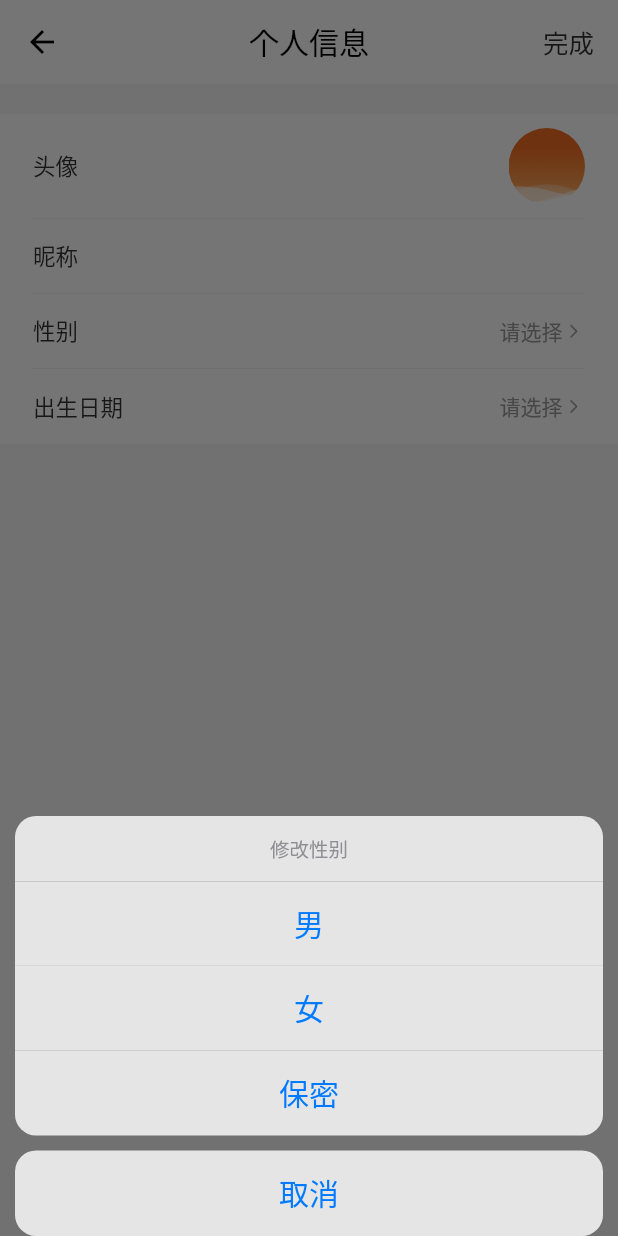
After one commit to YangtaoWang/iea_flutter, a Flutter app: the MyInfoPage screen opened by its route, after a tap on "性别", on a phone screen of 412 x 824 dp. The commit adds this screen. Run offline on Flutter 3.47's test engine with Material 2 defaults, Android fonts, the light colour scheme and no system bars; our stand-ins replace chewie, convert, dio, extended_image, flutter_html, flutter_redux and 6 more; missing offline and left inert: flutter_cupertino_date_picker, flutter_downloader, throttling; accounts and stored records are empty; network calls fail; statements that could not run were skipped.

Commit message:
个人信息未完，隐私政策暂时完成

```diff
--- a/lib/main.dart
+++ b/lib/main.dart
@@ -37,7 +37,8 @@ class MyApp extends StatelessWidget {
       child: MaterialApp(
         title: 'Material App',
         theme: ThemeData(
-          primarySwatch: Colors.blue
+          primarySwatch: Colors.blue,
+          scaffoldBackgroundColor: Colors.white
         ),
         home: HomePage(title: 'iea'),
         routes: routes,
--- a/lib/provider/base/network_config.dart
+++ b/lib/provider/base/network_config.dart
@@ -47,4 +47,10 @@ class NetworkConfig {
   static final Map<String, String> settingPageApi = {
     'logout': 'http://172.18.70.102:8200/sunlands-app-api/logout'
   };
+  static final Map<String, String> myInfoPageApi = {
+    'changeUserInfo': 'http://172.18.70.102:8200/sunlands-app-api/login/updateUserInformation'
+  };
+  static final Map<String, String> policyPageApi = {
+    'getPolicy': 'http://172.18.70.102:8200/sunlands-app-api/appRelated/getAgreement'
+  };
 }
--- a/lib/router/index.dart
+++ b/lib/router/index.dart
@@ -7,6 +7,8 @@ import 'package:iea/screens/loginPage/login_page.dart';
 import 'package:iea/screens/settingPage/setting_page.dart';
 import 'package:iea/screens/myPage/my_page.dart';
 import 'package:iea/screens/courseDetailPage/courseDetail_page.dart';
+import 'package:iea/screens/myInfoPage/myInfo_page.dart';
+import 'package:iea/screens/policyPage/policy_page.dart';
 
 final routes = {
   '/courseExam': (context)=> CourseExamPage(isExaming: true, currentPage: 0),
@@ -17,5 +19,7 @@ final routes = {
   '/phone': (context) => PhonePage(),
   '/my': (context) => MyPage(),
   '/login': (context) => LoginPage(phone: ''),
-  '/setting': (context) => SettingPage()
+  '/setting': (context) => SettingPage(),
+  '/myInfo': (context) => MyInfoPage(),
+  '/policy': (context) => PolicyPage(type: '',)
 };
--- a/lib/screens/feedbackPage/feedback_page.dart
+++ b/lib/screens/feedbackPage/feedback_page.dart
@@ -23,9 +23,10 @@ class _FeedbackPageState extends State<FeedbackPage> {
   @override
   Widget build(BuildContext context) {
     return Scaffold(
+      backgroundColor: Color.fromRGBO(247, 247, 247, 1),
       appBar: AppBar(
         iconTheme: IconThemeData(color: Colors.black),
-        title: Text('意见反馈', style: TextStyle(color: Colors.black, fontSize: 16)),
+        title: Text('意见反馈', style: TextStyle(color: Colors.black, fontSize: 20, fontWeight: FontWeight.w500)),
         backgroundColor: Colors.white,
         elevation: 0,
         centerTitle: true,
--- /dev/null
+++ b/lib/screens/myInfoPage/myInfo_page.dart
@@ -0,0 +1,262 @@
+import 'dart:io';
+
+import 'package:flutter/material.dart';
+import 'package:flutter/services.dart';
+import 'package:iea/provider/base/base_resp.dart';
+import 'package:iea/sp/index.dart';
+import 'package:iea/models/loginPage_models/userInfo_model.dart';
+import 'dart:convert' as convert;
+import 'package:iea/screens/myInfoPage/sexBord.dart';
+import 'package:flutter_cupertino_date_picker/flutter_cupertino_date_picker.dart';
+import 'package:iea/provider/resource/myInfoPage_api_provider.dart';
+import 'package:fluttertoast/fluttertoast.dart';
+// import 'package:image_picker/image_picker.dart';
+
+class MyInfoPage extends StatefulWidget {
+  MyInfoPage({Key key}) : super(key: key);
+  _MyInfoPageState createState() => _MyInfoPageState();
+}
+
+
+class _MyInfoPageState extends State<MyInfoPage> {
+  TextEditingController controller = TextEditingController();
+  String userImg;
+  String userName;
+  String userSex;
+  int userId;
+  DateTime _dateTime;
+  // File _image;
+  // Future _getImage() async {
+  //   var image = await ImagePicker.pickImage(source: ImageSource.camera);
+  //   setState(() {
+  //     _image = image;
+  //   });
+  // }
+  _getUserInfo() async{
+    String res = await SP().getData('userInfo');
+    UserInfo userInfo = UserInfo.fromJson(convert.jsonDecode(res));
+    setState(() {
+      userImg = userInfo.headImg;
+      userName = userInfo.username;
+      userSex = userInfo.sex.toString();
+      userId = userInfo.id;
+      _dateTime = userInfo.birthday != null ? DateTime.parse(userInfo.birthday) : userInfo.birthday;
+      controller.text = userInfo.sex.toString();
+    });
+  }
+  _showSex (BuildContext context) async { // 调起性别弹窗
+    var result = await showDialog(
+      barrierDismissible: false,
+      context: context,
+      builder: (dialogController) {
+        return SexBord();
+      },
+    );
+    print("result = $result");
+    if (result != '0') {
+      setState(() {
+        userSex = result;
+      });
+    }
+  }
+  /// Display date picker.
+  void _showDatePicker() {
+    DatePicker.showDatePicker(
+      context,
+      pickerTheme: DateTimePickerTheme(
+        itemTextStyle: TextStyle(color: Color.fromRGBO(51, 51, 51, 1), fontSize: 13),
+        showTitle: true,
+        confirm: Text('确定', style: TextStyle(color: Color.fromRGBO(51, 51, 51, 1), fontSize: 16)),
+        cancel: Text('取消', style: TextStyle(color: Color.fromRGBO(51, 51, 51, 1), fontSize: 16)),
+      ),
+      minDateTime: DateTime.parse('1990-01-01'),
+      maxDateTime: new DateTime.now(),
+      initialDateTime: _dateTime == null ? _dateTime : DateTime.parse(_dateTime.toString()),
+      dateFormat: 'yyyy年-MMMM月-dd日',
+      locale: DateTimePickerLocale.zh_cn,
+      onClose: () => print("----- onClose -----"),
+      onCancel: () => print('onCancel'),
+      onConfirm: (dateTime, List<int> index) {
+        setState(() {
+          _dateTime = dateTime;
+        });
+      },
+    );
+  }
+  _changeUserInfo(headImg, sex, username, birthday) async{
+    Map<String, String>  params = {'id': userId.toString(), 'headImg': headImg, 'sex': sex, 'username': username,'birthday': birthday};
+    BaseResp data = await MyInfoPageApiProvider().changeUserInfo(params);
+    _showToastByCode(data.code);
+    data.code == 200 && await _saveOkActions();
+  }
+  _showToastByCode(code) {
+    Map<String, String> infos = {
+      '200': '信息修改成功',
+      '11002': '昵称只能含中英文、数字、“_”、“-”',
+      '11003': '昵称敏感关键字',
+      '11004': '用户昵称已存在，换一个试试'
+    };
+    print(code);
+    if (infos[code.toString()] != null) {
+      Fluttertoast.showToast(msg: infos[code.toString()], toastLength: Toast.LENGTH_SHORT,gravity: ToastGravity.CENTER,timeInSecForIos: 1,backgroundColor: Color.fromRGBO(0, 0, 0, .5),textColor: Colors.white,fontSize: 16.0);
+    }
+  }
+  _saveOkActions() async{
+    String res = await SP().getData('userInfo');
+    UserInfo userInfo = UserInfo.fromJson(convert.jsonDecode(res));
+    userInfo.headImg = userImg;
+    userInfo.username = userName;
+    userInfo.sex = userSex;
+    userInfo.birthday = _dateTime.toString();
+    await SP().saveData('userInfo', convert.jsonEncode(userInfo));
+  }
+  @override
+  void initState() {
+    _getUserInfo();
+    super.initState();
+  }
+  @override
+  Widget build(BuildContext context) {
+    return Scaffold(
+      backgroundColor: Color.fromRGBO(247, 247, 247, 1),
+      appBar: AppBar(
+        backgroundColor: Colors.white,
+        centerTitle: true,
+        title: Text('个人信息', style: TextStyle(color: Colors.black, fontSize: 20, fontWeight: FontWeight.w500)),
+        iconTheme: IconThemeData(color: Colors.black),
+        elevation: 0,
+        actions: <Widget>[
+          GestureDetector(
+            onTap: () async {
+              _changeUserInfo(userImg, userSex, userName, _dateTime.toString());
+            },
+            child: Container(
+              margin: EdgeInsets.only(right: 16, top: 15),
+              child: Text('完成', style: TextStyle(fontSize: 17, color: Color.fromRGBO(51, 51, 51, 1))),
+            )
+          )
+        ],
+      ),
+      body: Container(
+        margin: EdgeInsets.only(top: 20),
+        height: 220,
+        decoration: BoxDecoration(
+          color: Colors.white
+        ),
+        child: Padding(
+          padding: EdgeInsets.symmetric(horizontal: 22),
+          child: Column(
+            children: <Widget>[
+              GestureDetector(
+                onTap: () {
+                  // _getImage();
+                },
+                child: Container(
+                  height: 70,
+                  decoration: BoxDecoration(
+                    border: Border(bottom: BorderSide(color: Color.fromRGBO(151, 151, 151, .3), width: .3))
+                  ),
+                  child: Row(
+                    mainAxisAlignment: MainAxisAlignment.spaceBetween,
+                    crossAxisAlignment: CrossAxisAlignment.center,
+                    children: <Widget>[
+                      Text('头像', style: TextStyle(color: Color.fromRGBO(51, 51, 51, 1), fontSize: 15)),
+                      ClipOval(
+                        child: userImg != null ? Image.network(userImg, width: 51, height: 51, fit: BoxFit.cover,) : Image.asset('assets/images/mypage/icon_me_bg.png', width: 51, height: 51, fit: BoxFit.cover,),
+                      ),
+                    ],
+                  ),
+                ),
+              ),
+              Container(
+                height: 50,
+                decoration: BoxDecoration(
+                  border: Border(bottom: BorderSide(color: Color.fromRGBO(151, 151, 151, .3), width: .3))
+                ),
+                child: Row(
+                  mainAxisAlignment: MainAxisAlignment.spaceBetween,
+                  crossAxisAlignment: CrossAxisAlignment.center,
+                  children: <Widget>[
+                    Text('昵称', style: TextStyle(color: Color.fromRGBO(51, 51, 51, 1), fontSize: 15)),
+                    Expanded(
+                      flex: 1,
+                      child: TextField(
+                        controller: controller,
+                        textAlign: TextAlign.right,
+                        // inputFormatters:<TextInputFormatter>[
+                        //   WhitelistingTextInputFormatter
+                        // ],
+                        onChanged: (text) {
+                          setState(() {
+                            userName = controller.text;
+                          });
+                        },
+                        inputFormatters: <TextInputFormatter>[
+                          WhitelistingTextInputFormatter(RegExp('[A-Za-z0-9\u4e00-\u9fa5-_]'))
+                        ],
+                        keyboardType: TextInputType.number,
+                        style: TextStyle(color: Color.fromRGBO(153, 153, 153, 1), fontSize: 14),
+                        cursorColor: Colors.black,
+                        decoration: InputDecoration(
+                          border: InputBorder.none
+                        )
+                      )
+                    )
+                  ],
+                ),
+              ),
+              GestureDetector(
+                onTap: () {
+                  _showSex(context);
+                },
+                child: Container(
+                  height: 50,
+                  decoration: BoxDecoration(
+                    border: Border(bottom: BorderSide(color: Color.fromRGBO(151, 151, 151, .3), width: .3))
+                  ),
+                  child: Row(
+                    mainAxisAlignment: MainAxisAlignment.spaceBetween,
+                    crossAxisAlignment: CrossAxisAlignment.center,
+                    children: <Widget>[
+                      Text('性别', style: TextStyle(color: Color.fromRGBO(51, 51, 51, 1), fontSize: 15)),
+                      Row(
+                        children: <Widget>[
+                          Text(userSex == null ? '请选择': userSex == '3' ? '保密' : userSex == '1' ? '男' : '女', style: TextStyle(color: Color.fromRGBO(153, 153, 153, 1), fontSize: 14)),
+                          Image.asset('assets/images/mypage/arrowright.png', width: 15, height: 15, fit: BoxFit.cover,)
+                        ],
+                      )
+                    ],
+                  ),
+                ),
+              ),
+              GestureDetector(
+                onTap: () {
+                  _showDatePicker();
+                },
+                child: Container(
+                  height: 50,
+                  decoration: BoxDecoration(
+                    border: Border(bottom: BorderSide.none)
+                  ),
+                  child: Row(
+                    mainAxisAlignment: MainAxisAlignment.spaceBetween,
+                    crossAxisAlignment: CrossAxisAlignment.center,
+                    children: <Widget>[
+                      Text('出生日期', style: TextStyle(color: Color.fromRGBO(51, 51, 51, 1), fontSize: 15)),
+                      Row(
+                        children: <Widget>[
+                          Text(_dateTime == null ? '请选择' : '${_dateTime.year}-${_dateTime.month.toString().padLeft(2, '0')}-${_dateTime.day.toString().padLeft(2, '0')}', style: TextStyle(color: Color.fromRGBO(153, 153, 153, 1), fontSize: 14)),
+                          Image.asset('assets/images/mypage/arrowright.png', width: 15, height: 15, fit: BoxFit.cover,)
+                        ],
+                      )
+                    ],
+                  ),
+                )
+              )
+            ],
+          ),
+        )
+      ),
+    );
+  }
+}
--- /dev/null
+++ b/lib/screens/myInfoPage/sexBord.dart
@@ -0,0 +1,97 @@
+import 'package:flutter/material.dart';
+
+class SexBord extends StatefulWidget {
+  SexBord({Key key}) : super(key: key);
+
+  _SexBordState createState() => _SexBordState();
+}
+
+class _SexBordState extends State<SexBord> {
+  @override
+  Widget build(BuildContext context) {
+    return Container(
+      alignment: Alignment.bottomCenter,
+      child: Padding(
+        padding: EdgeInsets.symmetric(horizontal: 10),
+        child: Container(
+          height: 280,
+          child: Column(
+            mainAxisAlignment: MainAxisAlignment.spaceBetween,
+            children: <Widget>[
+              Column(
+                children: <Widget>[
+                  Container(
+                    height: 43.5,
+                    decoration: BoxDecoration(
+                      color: Color.fromRGBO(255, 255, 255, 0.82),
+                      borderRadius: BorderRadius.only(topLeft: Radius.circular(14), topRight: Radius.circular(14))
+                    ),
+                    alignment: FractionalOffset.center,
+                    child: Text('修改性别', style: TextStyle(color: Color.fromRGBO(142, 142, 147, 1), decoration: TextDecoration.none, fontSize: 13, fontWeight: FontWeight.normal)),
+                  ),
+                  GestureDetector(
+                    onTap: () {
+                      Navigator.of(context).pop('1');
+                    },
+                    child: Container(
+                      height: 56.5,
+                      decoration: BoxDecoration(
+                        color: Color.fromRGBO(255, 255, 255, 0.82),
+                        border: Border(bottom: BorderSide(color: Color.fromRGBO(142, 142, 147, .2), width: .5), top: BorderSide(color: Color.fromRGBO(142, 142, 147, .2), width: .5))
+                      ),
+                      alignment: FractionalOffset.center,
+                      child: Text('男', style: TextStyle(color: Color.fromRGBO(0, 122, 255, 1), decoration: TextDecoration.none, fontSize: 20, fontWeight: FontWeight.normal)),
+                    ),
+                  ),
+                  GestureDetector(
+                    onTap: () {
+                      Navigator.of(context).pop('2');
+                    },
+                    child: Container(
+                      height: 56.5,
+                      decoration: BoxDecoration(
+                        color: Color.fromRGBO(255, 255, 255, 0.82),
+                        border: Border(bottom: BorderSide(color: Color.fromRGBO(142, 142, 147, .2), width: .5))
+                      ),
+                      alignment: FractionalOffset.center,
+                      child: Text('女', style: TextStyle(color: Color.fromRGBO(0, 122, 255, 1), decoration: TextDecoration.none, fontSize: 20, fontWeight: FontWeight.normal)),
+                    ),
+                  ),
+                  GestureDetector(
+                    onTap: () {
+                      Navigator.of(context).pop('3');
+                    },
+                    child: Container(
+                      height: 56.5,
+                      decoration: BoxDecoration(
+                        color: Color.fromRGBO(255, 255, 255, 0.82),
+                        borderRadius: BorderRadius.only(bottomLeft: Radius.circular(14), bottomRight: Radius.circular(14))
+                      ),
+                      alignment: FractionalOffset.center,
+                      child: Text('保密', style: TextStyle(color: Color.fromRGBO(0, 122, 255, 1), decoration: TextDecoration.none, fontSize: 20, fontWeight: FontWeight.normal)),
+                    )
+                  )
+                ],
+              ),
+              GestureDetector(
+                onTap: () {
+                  Navigator.of(context).pop('0');
+                },
+                child: Container(
+                  height: 57,
+                  decoration: BoxDecoration(
+                    borderRadius: BorderRadius.circular(14),
+                    color: Color.fromRGBO(255, 255, 255, 0.82)
+                  ),
+                  alignment: FractionalOffset.center,
+                  child: Text('取消', style: TextStyle(color: Color.fromRGBO(0, 122, 255, 1), decoration: TextDecoration.none, fontSize: 20, fontWeight: FontWeight.normal)),
+                )
+              )
+            ],
+          ),
+        ),
+      )
+
+    );
+  }
+}
--- a/lib/screens/settingPage/setting_page.dart
+++ b/lib/screens/settingPage/setting_page.dart
@@ -45,7 +45,7 @@ class _SettingPageState extends State<SettingPage> {
       appBar: AppBar(
         backgroundColor: Colors.white,
         centerTitle: true,
-        title: Text('设置', style: TextStyle(color: Colors.black, fontSize: 16)),
+        title: Text('设置', style: TextStyle(color: Colors.black, fontSize: 20, fontWeight: FontWeight.w500)),
         iconTheme: IconThemeData(color: Colors.black),
         elevation: 0,
       ),
--- a/pubspec.yaml
+++ b/pubspec.yaml
@@ -40,6 +40,9 @@ dependencies:
   flutter_redux: ^0.5.2
   extended_image: ^0.5.5
   shared_preferences: ^0.5.3+4
+  flutter_cupertino_date_picker: ^1.0.12
+  image_picker: ^0.6.1+4
+  flutter_html: ^0.10.4
 
 dev_dependencies:
   flutter_test:
```
Also changed, not shown: lib/models/policyPage_models/policy_model.dart (added, +15 -0 lines), lib/provider/resource/myInfoPage_api_provider.dart (added, +16 -0 lines), lib/provider/resource/policyPage_api_provider.dart (added, +16 -0 lines), lib/screens/myPage/my_page.dart (+7 -1 lines), lib/screens/phonePage/phone_page.dart (+12 -2 lines), lib/screens/policyPage/policy_page.dart (added, +48 -0 lines), 1 other file.
